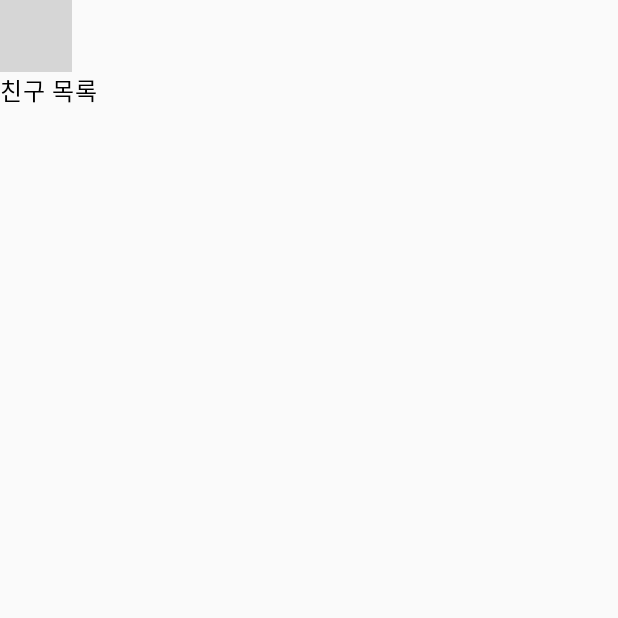
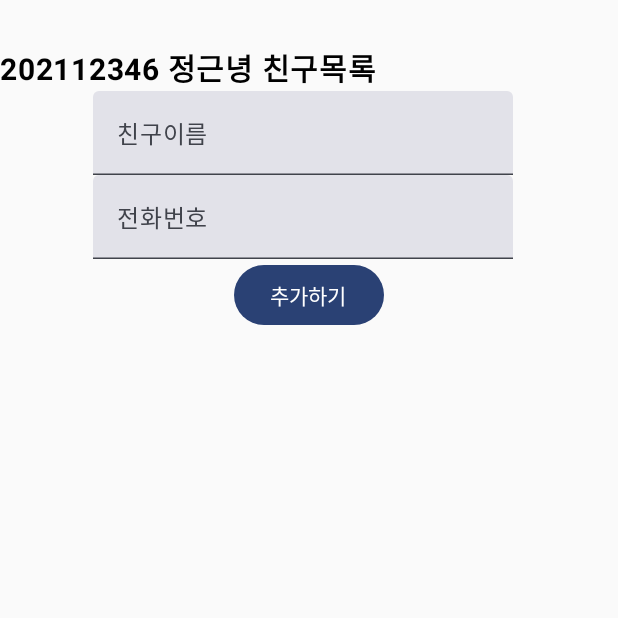
Before and after one commit to Kkackit02/MobileProgramming_Konkuk, an Android app built with Jetpack Compose: the screen it shows after launch (MainActivity), on a phone screen of 412 x 824 dp, the top half of it. Run offline under Robolectric (Android 15) with nearby library versions, the light colour scheme and no system bars; grey boxes are pictures that could not be loaded.

Commit message:
2024|MID EXAM

```diff
--- a/202112346/2024midexam/build.gradle.kts
+++ b/202112346/2024midexam/build.gradle.kts
@@ -49,6 +49,8 @@ dependencies {
     implementation(libs.androidx.ui.graphics)
     implementation(libs.androidx.ui.tooling.preview)
     implementation(libs.androidx.material3)
+    implementation(libs.lifecycle.viewmodel.compose)
+    implementation(libs.androidx.navigation.compose)
     testImplementation(libs.junit)
     androidTestImplementation(libs.androidx.junit)
     androidTestImplementation(libs.androidx.espresso.core)
--- a/202112346/2024midexam/src/main/java/com/example/a2024midexam/model/ItemData.kt
+++ b/202112346/2024midexam/src/main/java/com/example/a2024midexam/model/ItemData.kt
@@ -6,4 +6,4 @@ data class ItemData(
 
     val name: String,
     val number: String,
-    val click: Int = 0)
+    var click: Int = 0)
--- /dev/null
+++ b/202112346/2024midexam/src/main/java/com/example/a2024midexam/model/Routes.kt
@@ -0,0 +1,7 @@
+package com.example.a2024midexam.model
+
+sealed class Routes(val route: String) {
+    object Home : Routes("HomeScreen")
+    object SubScreen : Routes("SubScreen")
+
+}
--- /dev/null
+++ b/202112346/2024midexam/src/main/java/com/example/a2024midexam/navGraph/NaviGraph.kt
@@ -0,0 +1,67 @@
+package com.example.a2024midexam.navGraph
+
+import androidx.compose.runtime.Composable
+import androidx.compose.ui.Modifier
+import androidx.navigation.NavHostController
+import androidx.navigation.NavType
+import androidx.navigation.compose.NavHost
+import androidx.navigation.compose.composable
+import androidx.navigation.navArgument
+import com.example.a2024midexam.model.ItemData
+import com.example.a2024midexam.model.Routes
+import com.example.a2024midexam.uicomponent.HomeScreen
+import com.example.a2024midexam.uicomponent.MainScreen
+import com.example.a2024midexam.uicomponent.SubScreen
+
+
+@Composable
+fun NavGraph(
+    navController: NavHostController,
+    modifier: Modifier = Modifier
+) {
+    NavHost(
+        navController = navController,
+        startDestination = com.example.a2024midexam.model.Routes.Home.route
+    ) {
+
+        composable(route = com.example.a2024midexam.model.Routes.Home.route) {
+            HomeScreen(
+                onNavigateSubScreen = { userName, userNumber, userClick ->
+                    navController.navigate(Routes.SubScreen.route + "?UserName=$userName&UserNum=$userNumber&UserClick=$userClick")
+
+
+                }
+            )
+        }
+
+        composable(
+            route = Routes.SubScreen.route+ "?UserName={UserName}&UserNum={UserNum}&UserClick={UserClick}",
+            arguments = listOf(
+                navArgument(name = "UserName") {
+                    type = NavType.StringType
+                    defaultValue = "User"
+                },
+                navArgument(name = "UserNum") {
+                    type = NavType.StringType
+                    defaultValue = ""
+                },
+                navArgument(name = "UserClick") {
+                    type = NavType.IntType
+                    defaultValue = 0
+                }
+            )
+        ) { backStackEntry ->
+            val name = backStackEntry.arguments?.getString("UserName") ?: ""
+            val number = backStackEntry.arguments?.getString("UserNum") ?: ""
+            val click = backStackEntry.arguments?.getInt("UserClick") ?: 0
+            SubScreen(
+                UserName = name,
+                UserNumber = number,
+                UserClick = click
+            )
+
+        }
+
+
+    }
+}
--- /dev/null
+++ b/202112346/2024midexam/src/main/java/com/example/a2024midexam/uicomponent/HomeScreen.kt
@@ -0,0 +1,67 @@
+package com.example.a2024midexam.uicomponent
+
+import androidx.compose.foundation.background
+import androidx.compose.foundation.layout.Arrangement
+import androidx.compose.foundation.layout.Column
+import androidx.compose.foundation.layout.PaddingValues
+import androidx.compose.foundation.layout.Spacer
+import androidx.compose.foundation.layout.fillMaxWidth
+import androidx.compose.foundation.layout.height
+import androidx.compose.foundation.lazy.LazyColumn
+import androidx.compose.foundation.lazy.items
+import androidx.compose.foundation.lazy.itemsIndexed
+import androidx.compose.material3.Text
+import androidx.compose.runtime.Composable
+import androidx.compose.ui.Alignment
+import androidx.compose.ui.Modifier
+import androidx.compose.ui.graphics.Color
+import androidx.compose.ui.text.font.FontWeight
+import androidx.compose.ui.unit.dp
+import androidx.compose.ui.unit.sp
+import androidx.lifecycle.viewmodel.compose.viewModel
+import com.example.a2024midexam.navGraph.NavGraph
+import com.example.a2024midexam.viewmodel.ItemViewModel
+
+@Composable
+
+//가장 기본 스크린
+fun HomeScreen(onNavigateSubScreen: (String, String, Int) -> Unit, itemViewModel: ItemViewModel = viewModel()) {
+
+    val itemList = itemViewModel.itemList
+
+
+    Column {
+        Column {
+            Spacer(Modifier.height(30.dp))
+            Text(
+                "202112346 정근녕 친구목록",
+                fontWeight = FontWeight.Bold, fontSize = 20.sp,
+                modifier = Modifier
+                    .fillMaxWidth()
+                    .align(Alignment.CenterHorizontally)
+            )
+            ItemInput(itemList , itemViewModel)
+        }
+
+        LazyColumn(
+            modifier = Modifier,
+            contentPadding = PaddingValues(10.dp),
+            //패딩을 줘서 화면 끝에서 잘리지않고 자연스럽게 화면 밖으로 사라지게 만듬
+            verticalArrangement = Arrangement.spacedBy(10.dp),
+            // 콘텐츠 사이는 10 dp씩 떨어짐
+            horizontalAlignment = Alignment.CenterHorizontally
+        ) {
+            //item들을 list 바탕으로 만드는데, text는 item의 index로
+            itemsIndexed(itemList) { index, item ->
+                itemCell(
+                    itemData = item,
+                    onUserClick = {
+                        onNavigateSubScreen(item.name, item.number, item.click)
+                    },
+                    onHeartClick = { itemViewModel.incrementClick(index) })
+            }
+        }
+    }
+
+
+}
--- /dev/null
+++ b/202112346/2024midexam/src/main/java/com/example/a2024midexam/uicomponent/ItemInput.kt
@@ -0,0 +1,78 @@
+package com.example.a2024midexam.uicomponent
+
+import androidx.compose.foundation.layout.Arrangement
+import androidx.compose.foundation.layout.Column
+import androidx.compose.foundation.layout.Row
+import androidx.compose.foundation.layout.Spacer
+import androidx.compose.foundation.layout.fillMaxWidth
+import androidx.compose.foundation.layout.height
+import androidx.compose.foundation.layout.padding
+import androidx.compose.foundation.layout.size
+import androidx.compose.material3.Button
+import androidx.compose.material3.Text
+import androidx.compose.material3.TextField
+import androidx.compose.runtime.Composable
+import androidx.compose.runtime.getValue
+import androidx.compose.runtime.mutableStateOf
+import androidx.compose.runtime.remember
+import androidx.compose.runtime.setValue
+import androidx.compose.ui.Alignment
+import androidx.compose.ui.Modifier
+import androidx.compose.ui.unit.dp
+import androidx.lifecycle.viewmodel.compose.viewModel
+import com.example.a2024midexam.model.ItemData
+import com.example.a2024midexam.viewmodel.ItemViewModel
+import java.time.LocalDateTime
+import java.time.format.DateTimeFormatter
+
+
+@Composable
+fun ItemInput(itemList: MutableList<ItemData>,itemViewModel: ItemViewModel = viewModel(), modifier: Modifier = Modifier) {
+    var nameState by remember { mutableStateOf("") }
+    var numberState by remember { mutableStateOf("") }
+
+    val onNameChange = { text: String ->
+        nameState = text
+    }
+
+    val onNumberTextChange = { text: String ->
+        numberState = text
+    }
+
+
+
+    Column (
+        modifier = Modifier.fillMaxWidth()
+    ) {
+        TextField(
+            value = nameState,
+            onValueChange = onNameChange,
+            placeholder = { Text("친구이름") },
+            modifier = Modifier
+                .padding(end = 8.dp)
+                .align(Alignment.CenterHorizontally)
+
+        )
+        TextField(
+            value = numberState,
+            onValueChange = onNumberTextChange,
+            placeholder = { Text("전화번호") },
+            modifier = Modifier
+                .padding(end = 8.dp)
+                .align(Alignment.CenterHorizontally)
+        )
+
+        Button(onClick = {
+            itemViewModel.addItem(nameState, numberState)
+
+            nameState = ""
+            numberState = ""
+        }, modifier = Modifier.align(Alignment.CenterHorizontally)
+
+
+
+        ) {
+            Text(text = "추가하기")
+        }
+    }
+}
--- a/202112346/2024midexam/src/main/java/com/example/a2024midexam/uicomponent/MainScreen.kt
+++ b/202112346/2024midexam/src/main/java/com/example/a2024midexam/uicomponent/MainScreen.kt
@@ -1,57 +1,18 @@
 package com.example.a2024midexam.uicomponent
 
-import androidx.compose.foundation.layout.Arrangement
-import androidx.compose.foundation.layout.Column
-import androidx.compose.foundation.layout.Row
-import androidx.compose.foundation.layout.Spacer
-import androidx.compose.foundation.layout.fillMaxSize
-import androidx.compose.foundation.layout.fillMaxWidth
-import androidx.compose.foundation.layout.height
-import androidx.compose.foundation.layout.padding
-import androidx.compose.material3.Text
+import android.util.Log
 import androidx.compose.runtime.Composable
-import androidx.compose.runtime.mutableStateListOf
-import androidx.compose.runtime.mutableStateOf
-import androidx.compose.runtime.remember
-import androidx.compose.ui.Alignment
 import androidx.compose.ui.Modifier
-import androidx.compose.ui.tooling.preview.Preview
-import androidx.compose.ui.unit.dp
-import com.example.a2024midexam.model.ItemData
+import androidx.navigation.Navigator
+import androidx.navigation.compose.rememberNavController
+import com.example.a2024midexam.model.Routes
+import com.example.a2024midexam.navGraph.NavGraph
 
 @Composable
+// 가장 기본 start 스크린
 fun MainScreen(modifier: Modifier = Modifier) {
+    val navController = rememberNavController()
 
-    //202112346 정근녕
-    val itemList = remember {
-        mutableStateListOf<ItemData>().apply {
-            //addAll(TodoItemFactory.makeTodoList())
-        }
-    }
-
-    val nameValue = remember {
-        mutableStateOf("")
-    }
-
-
-    Column(modifier = Modifier.fillMaxSize()) {
-
-        UserInputScreen(modifier=)
-
-        Column(modifier = Modifier) // 목록 란
-        {
-            Row(modifier = Modifier.fillMaxWidth()) {
-                Text(text = "친구 목록")
-            }
-
-        }
-    }
+    NavGraph(navController = navController)
+    //여기가 이제 메인인것
 }
-
-
-@Preview
-@Composable
-private fun MainScreenPreview() {
-    MainScreen()
-
-}
--- /dev/null
+++ b/202112346/2024midexam/src/main/java/com/example/a2024midexam/viewmodel/ItemViewModel.kt
@@ -0,0 +1,23 @@
+package com.example.a2024midexam.viewmodel
+
+import androidx.compose.runtime.mutableStateListOf
+import androidx.lifecycle.ViewModel
+import com.example.a2024midexam.model.ItemData
+import com.example.a2024midexam.model.UserItemFactory
+
+class ItemViewModel : ViewModel() {
+    //private val _itemList = UserItemFactory.makeUserItemList()
+    private val _itemList = mutableStateListOf<ItemData>()
+
+    val itemList:MutableList<ItemData>
+        get() = _itemList
+
+    fun incrementClick(index: Int) {
+        val old = _itemList[index]
+        _itemList[index] = old.copy(click = old.click + 1)
+    }
+
+    fun addItem(name: String, number: String) {
+        _itemList.add(ItemData(name, number, click = 0))
+    }
+}
```
Also changed, not shown: 202112346/2024midexam/src/main/java/com/example/a2024midexam/uicomponent/SubScreen.kt (added, +27 -0 lines), 202112346/2024midexam/src/main/java/com/example/a2024midexam/uicomponent/UserInputScreen.kt (deleted, +0 -61 lines), 202112346/2024midexam/src/main/java/com/example/a2024midexam/uicomponent/UserItem.kt (deleted, +0 -35 lines), 202112346/2024midexam/src/main/java/com/example/a2024midexam/uicomponent/UserItemNameInput.kt (deleted, +0 -50 lines), 202112346/2024midexam/src/main/java/com/example/a2024midexam/uicomponent/itemCell.kt (added, +55 -0 lines).
